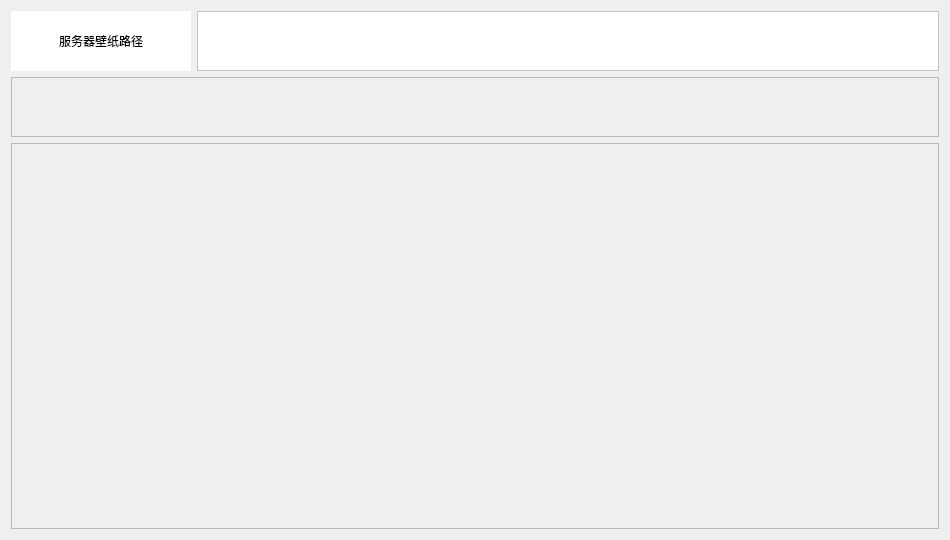
WanKaKa/MultipleLanguageUtils, file lock_image_config/main_ui.ui: the form before one commit.
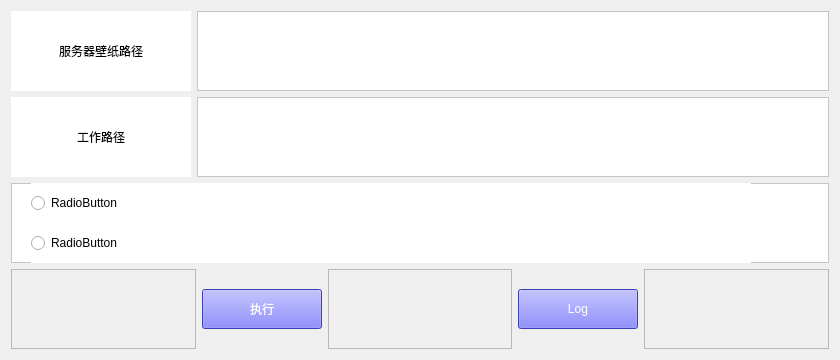
The form after the commit.

Patch:
```diff
--- a/lock_image_config/main_ui.ui
+++ b/lock_image_config/main_ui.ui
@@ -6,8 +6,8 @@
    <rect>
     <x>0</x>
     <y>0</y>
-    <width>950</width>
-    <height>540</height>
+    <width>840</width>
+    <height>360</height>
    </rect>
   </property>
   <property name="windowTitle">
@@ -23,13 +23,13 @@
          <property name="minimumSize">
           <size>
            <width>180</width>
-           <height>60</height>
+           <height>80</height>
           </size>
          </property>
          <property name="maximumSize">
           <size>
            <width>180</width>
-           <height>60</height>
+           <height>80</height>
           </size>
          </property>
          <property name="styleSheet">
@@ -49,13 +49,64 @@
          <property name="minimumSize">
           <size>
            <width>0</width>
-           <height>60</height>
+           <height>80</height>
           </size>
          </property>
          <property name="maximumSize">
           <size>
            <width>16777215</width>
-           <height>60</height>
+           <height>80</height>
+          </size>
+         </property>
+         <property name="styleSheet">
+          <string notr="true">background-color: rgb(255, 255, 255);
+color: rgb(85, 85, 255);
+font: 12pt &quot;微软雅黑&quot;;</string>
+         </property>
+        </widget>
+       </item>
+      </layout>
+     </item>
+     <item>
+      <layout class="QHBoxLayout" name="horizontalLayout_5">
+       <item>
+        <widget class="QLabel" name="label_2">
+         <property name="minimumSize">
+          <size>
+           <width>180</width>
+           <height>80</height>
+          </size>
+         </property>
+         <property name="maximumSize">
+          <size>
+           <width>180</width>
+           <height>80</height>
+          </size>
+         </property>
+         <property name="styleSheet">
+          <string notr="true">background-color: rgb(255, 255, 255);
+font: 12pt &quot;微软雅黑&quot;;</string>
+         </property>
+         <property name="text">
+          <string>工作路径</string>
+         </property>
+         <property name="alignment">
+          <set>Qt::AlignCenter</set>
+         </property>
+        </widget>
+       </item>
+       <item>
+        <widget class="QTextEdit" name="work_image_path">
+         <property name="minimumSize">
+          <size>
+           <width>0</width>
+           <height>80</height>
+          </size>
+         </property>
+         <property name="maximumSize">
+          <size>
+           <width>16777215</width>
+           <height>80</height>
           </size>
          </property>
          <property name="styleSheet">
@@ -74,35 +125,126 @@
          <property name="minimumSize">
           <size>
            <width>0</width>
-           <height>60</height>
+           <height>80</height>
           </size>
          </property>
          <property name="maximumSize">
           <size>
            <width>16777215</width>
-           <height>60</height>
+           <height>80</height>
           </size>
          </property>
+         <property name="styleSheet">
+          <string notr="true">background-color: rgb(255, 255, 255);</string>
+         </property>
          <property name="frameShape">
           <enum>QFrame::StyledPanel</enum>
          </property>
          <property name="frameShadow">
           <enum>QFrame::Raised</enum>
          </property>
+         <widget class="QRadioButton" name="service_url_1">
+          <property name="geometry">
+           <rect>
+            <x>20</x>
+            <y>0</y>
+            <width>720</width>
+            <height>40</height>
+           </rect>
+          </property>
+          <property name="text">
+           <string>RadioButton</string>
+          </property>
+         </widget>
+         <widget class="QRadioButton" name="service_url_2">
+          <property name="geometry">
+           <rect>
+            <x>20</x>
+            <y>40</y>
+            <width>720</width>
+            <height>40</height>
+           </rect>
+          </property>
+          <property name="text">
+           <string>RadioButton</string>
+          </property>
+         </widget>
         </widget>
        </item>
       </layout>
      </item>
      <item>
-      <layout class="QHBoxLayout" name="horizontalLayout_3">
+      <layout class="QHBoxLayout" name="horizontalLayout_4">
        <item>
         <widget class="QFrame" name="frame_2">
+         <property name="frameShape">
+          <enum>QFrame::StyledPanel</enum>
+         </property>
+         <property name="frameShadow">
+          <enum>QFrame::Raised</enum>
+         </property>
+        </widget>
+       </item>
+       <item>
+        <widget class="QPushButton" name="run_button">
          <property name="minimumSize">
           <size>
-           <width>0</width>
-           <height>0</height>
+           <width>120</width>
+           <height>40</height>
           </size>
          </property>
+         <property name="maximumSize">
+          <size>
+           <width>120</width>
+           <height>40</height>
+          </size>
+         </property>
+         <property name="styleSheet">
+          <string notr="true">background-color: rgb(85, 85, 255);
+color: rgb(255, 255, 255);
+font: 12pt &quot;微软雅黑&quot;;</string>
+         </property>
+         <property name="text">
+          <string>执行</string>
+         </property>
+        </widget>
+       </item>
+       <item>
+        <widget class="QFrame" name="frame_3">
+         <property name="frameShape">
+          <enum>QFrame::StyledPanel</enum>
+         </property>
+         <property name="frameShadow">
+          <enum>QFrame::Raised</enum>
+         </property>
+        </widget>
+       </item>
+       <item>
+        <widget class="QPushButton" name="log_button">
+         <property name="minimumSize">
+          <size>
+           <width>120</width>
+           <height>40</height>
+          </size>
+         </property>
+         <property name="maximumSize">
+          <size>
+           <width>120</width>
+           <height>40</height>
+          </size>
+         </property>
+         <property name="styleSheet">
+          <string notr="true">background-color: rgb(85, 85, 255);
+color: rgb(255, 255, 255);
+font: 12pt &quot;微软雅黑&quot;;</string>
+         </property>
+         <property name="text">
+          <string>Log</string>
+         </property>
+        </widget>
+       </item>
+       <item>
+        <widget class="QFrame" name="frame_4">
          <property name="frameShape">
           <enum>QFrame::StyledPanel</enum>
          </property>
```
Left out of the diff: 5 changed lines with no effect on the pictures.
